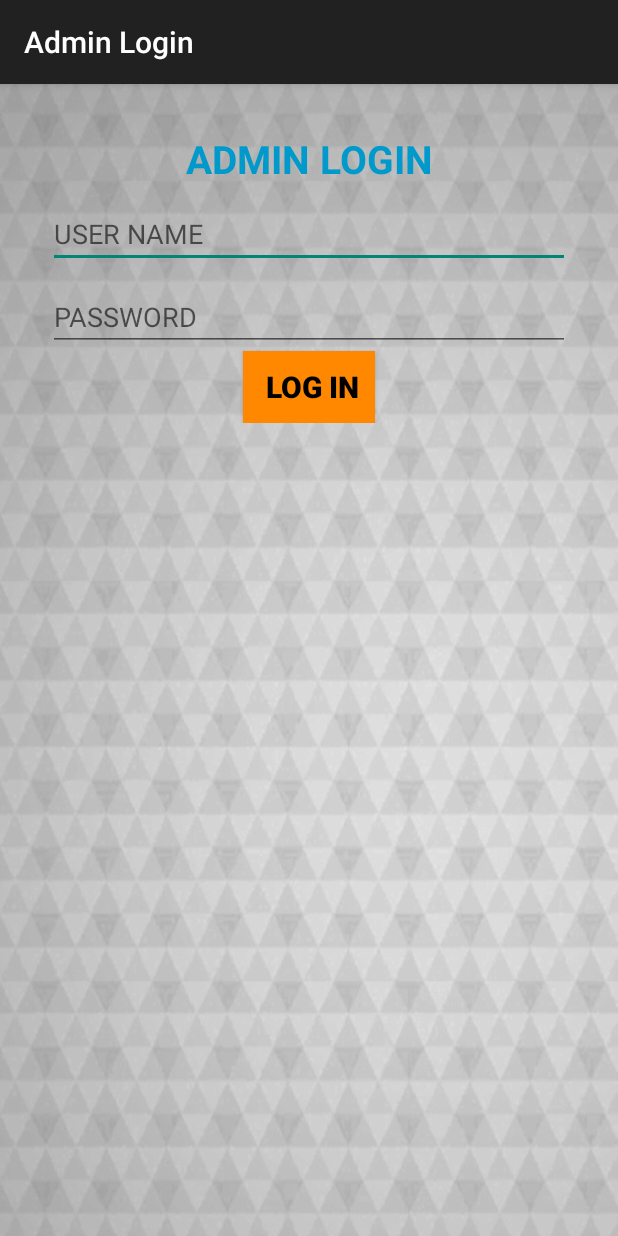
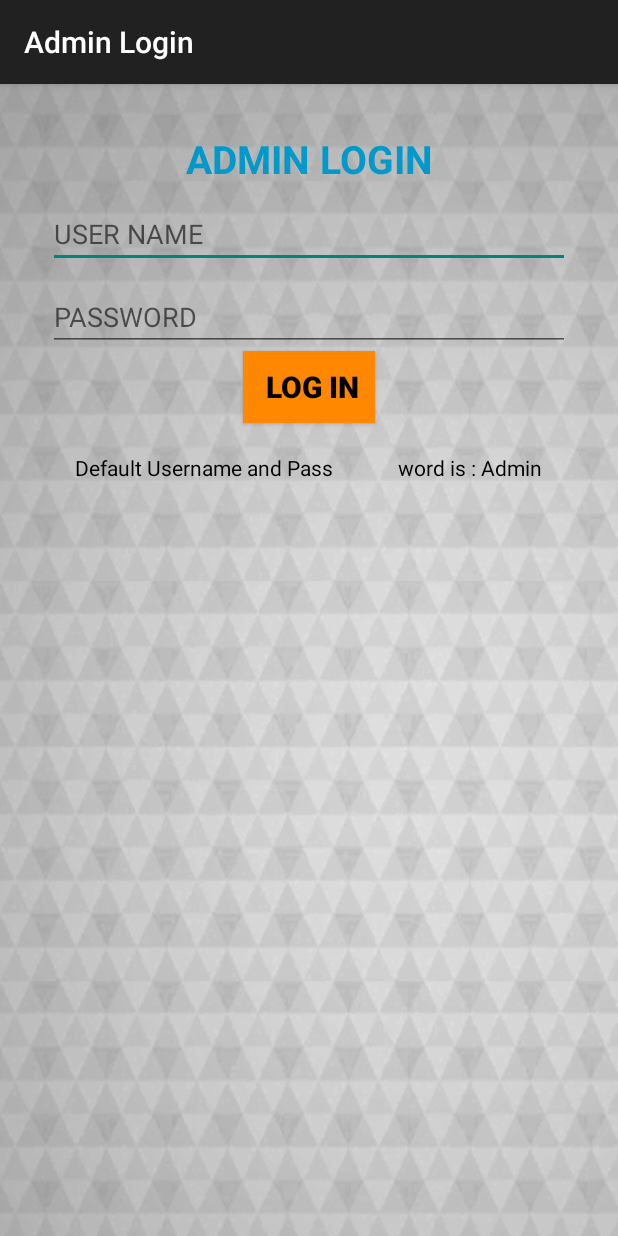
Before and after one commit to rubayetevan/SuperShopProductSearch, an Android app: the LoginActivity screen opened directly, with no data from a screen before it, on a phone screen of 412 x 824 dp. Run offline under Robolectric (Android 15) with nearby library versions, the phone set to English and light mode, and no system bars.

Commit message:
Hints added in login activity

```diff
--- a/app/src/main/res/layout/activity_login.xml
+++ b/app/src/main/res/layout/activity_login.xml
@@ -53,5 +53,14 @@
         android:textColor="@android:color/black"
         android:onClick="Login"
         android:gravity="center"/>
+        <TextView
+            android:layout_marginTop="20dp"
+            android:layout_width="wrap_content"
+            android:layout_height="wrap_content"
+            android:layout_gravity="center"
+            android:textColor="@android:color/black"
+            android:text="Default Username and Pass
+            word is : Admin"
+            />
     </LinearLayout>
 </ScrollView>
```
Also changed, not shown: 1 other file.
